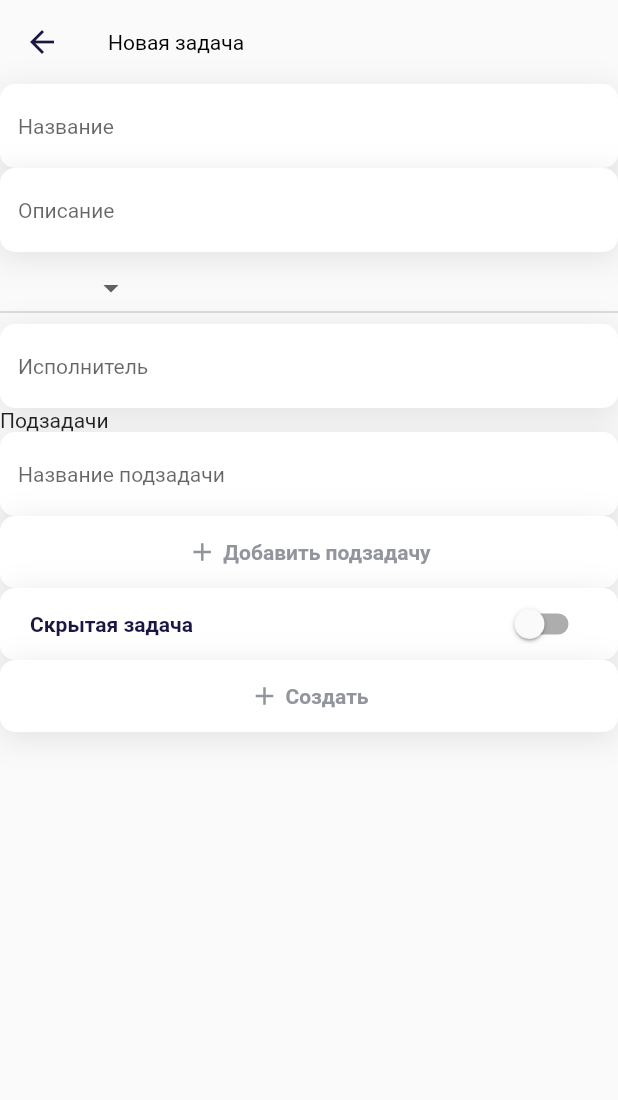
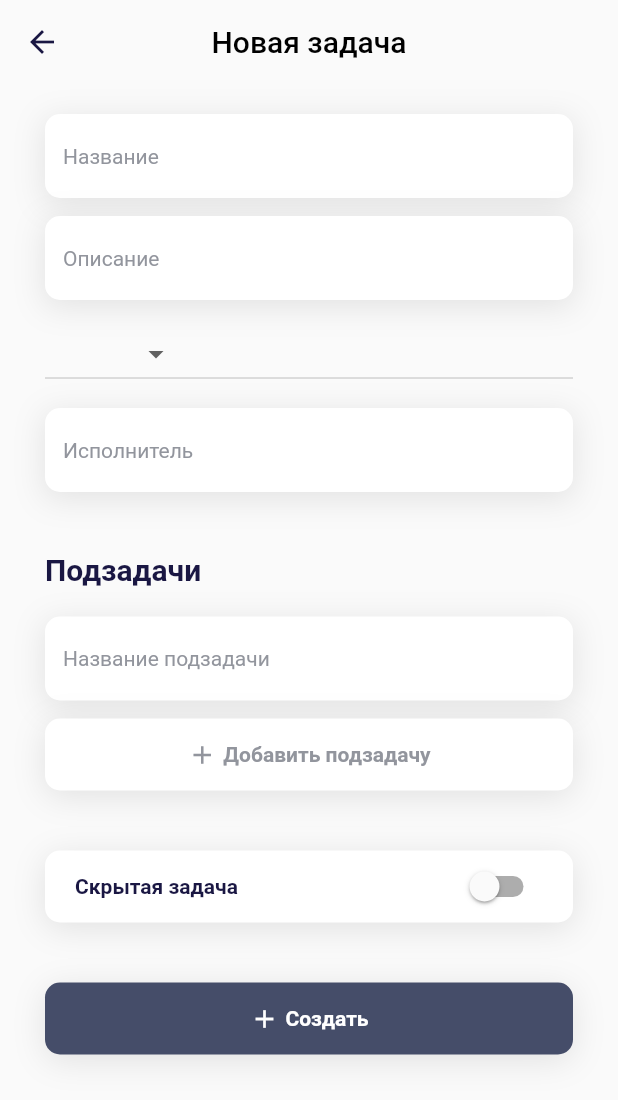
Before and after one commit to black-rusuz/rostelecom, a Flutter app: the TaskForm screen opened directly, on a phone screen of 412 x 824 dp. Shown: the top 1100 px of the screen. Run offline on Flutter 3.47's test engine with Material 2 defaults, Android fonts, the light colour scheme and no system bars; our stand-ins replace cached_network_image, dio, equatable, flutter_bloc, get_it, google_fonts and 2 more; network calls fail.

Commit message:
new task page

```diff
--- a/lib/presentation/pages/task/task_form.dart
+++ b/lib/presentation/pages/task/task_form.dart
@@ -1,6 +1,7 @@
 import 'package:flutter/material.dart';
 
 import '../../../data/model/task_model.dart';
+import '../../../styles.dart';
 import '../../widgets/base_button.dart';
 import '../../widgets/base_switch.dart';
 import '../../widgets/base_text_field.dart';
@@ -13,27 +14,53 @@ class TaskForm extends StatelessWidget {
   DropdownMenuItem<TaskDuration> durationMapper(TaskDuration duration) =>
       DropdownMenuItem(value: duration, child: Text(duration.value));
 
+  TextStyle get titleStyle => const TextStyle(
+        color: Styles.secondaryColor,
+        fontWeight: FontWeight.w600,
+        fontSize: 20,
+      );
+
   @override
   Widget build(BuildContext context) {
     return Scaffold(
       appBar: AppBar(
-        title: const Text('Новая задача'),
+        centerTitle: true,
+        title: const Text(
+          'Новая задача',
+          style: TextStyle(fontWeight: FontWeight.w500, fontSize: 20),
         ),
-      body: ListView(
+      ),
+      body: Padding(
+        padding: const EdgeInsets.fromLTRB(30, 20, 30, 40),
+        child: ListView(
           children: [
             const BaseTextField('Название'),
+            const SizedBox(height: 12),
             const BaseTextField('Описание'),
+            const SizedBox(height: 12),
             DropdownButton<TaskDuration>(
               items: TaskDuration.list.map(durationMapper).toList(),
               onChanged: (v) {},
             ),
+            const SizedBox(height: 12),
             const BaseTextField('Исполнитель'),
-          const Text('Подзадачи'),
+            const SizedBox(height: 40),
+            Text('Подзадачи', style: titleStyle),
+            const SizedBox(height: 20),
             const BaseTextField('Название подзадачи'),
+            const SizedBox(height: 12),
             const BaseButton(label: 'Добавить подзадачу', icon: Icons.add),
+            const SizedBox(height: 40),
             const BaseTextSwitch(label: 'Скрытая задача'),
-          const BaseButton(label: 'Создать', icon: Icons.add),
+            const SizedBox(height: 40),
+            const BaseButton(
+              label: 'Создать',
+              icon: Icons.add,
+              bgColor: Styles.darkColor,
+              textColor: Colors.white,
+            ),
           ],
+        ),
       ),
     );
   }
--- a/lib/presentation/widgets/base_text_field.dart
+++ b/lib/presentation/widgets/base_text_field.dart
@@ -26,6 +26,7 @@ class BaseTextField extends StatelessWidget {
         decoration: InputDecoration(
           prefixIcon: icon,
           hintText: label,
+          hintStyle: const TextStyle(color: Styles.greyColor),
         ),
       ),
     );
```
Lines whose indentation alone changed are shown as unchanged.
